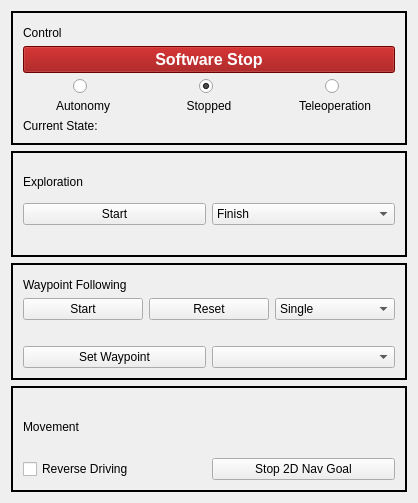
First picture: the form in rsm_rviz_plugins/src/rsm_controls.ui, repository MarcoStb1993/robot_statemachine, before the edit.
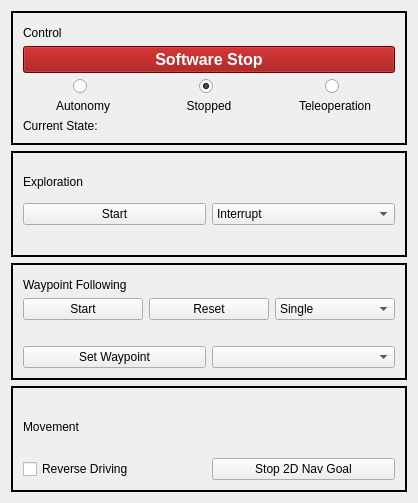
Second picture: the form after the edit.

```diff
--- a/rsm_rviz_plugins/src/rsm_controls.ui
+++ b/rsm_rviz_plugins/src/rsm_controls.ui
@@ -180,6 +180,9 @@
           </item>
           <item>
            <widget class="QComboBox" name="exploration_mode_box">
+            <property name="currentIndex">
+             <number>1</number>
+            </property>
             <item>
              <property name="text">
               <string>Finish</string>
```
